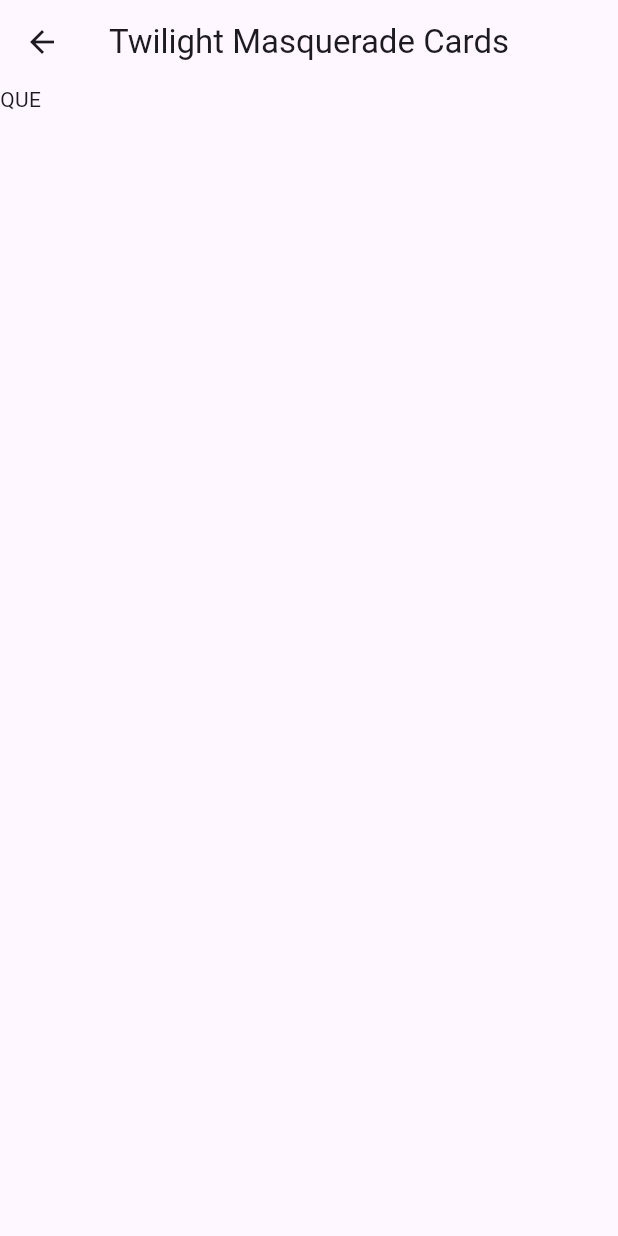
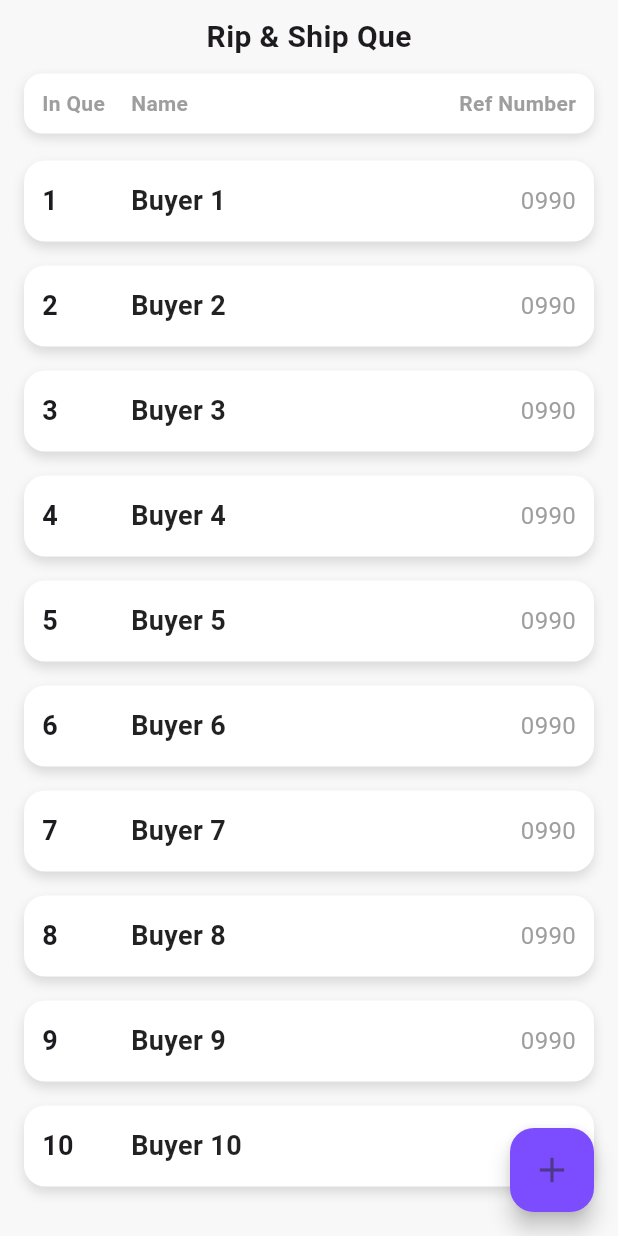
Before and after one commit to bloodaste/HIT-RATES-MONITORING, a Flutter app: the Que screen opened directly, on a phone screen of 412 x 824 dp. Run offline on Flutter 3.47's test engine with Material 3 defaults, Android fonts, the phone set to English and light mode, and no system bars; our stand-ins replace cloud_firestore, firebase_core, flutter_riverpod, riverpod_annotation; accounts and stored records are empty; generated files the repository leaves out were written again; network calls fail.

Commit message:
adding queing ui

```diff
--- a/hitrate_app/lib/pages/que.dart
+++ b/hitrate_app/lib/pages/que.dart
@@ -1,20 +1,169 @@
 import 'package:flutter/material.dart';
 import 'package:flutter_riverpod/flutter_riverpod.dart';
-import 'package:hitrate_app/provider/outsources.dart';
 
 class Que extends ConsumerWidget {
   const Que({super.key});
 
   @override
   Widget build(BuildContext context, WidgetRef ref) {
-    // 🧪 Hardcode Twilight Masquerade set ID for testing
+    return Scaffold(
+      backgroundColor: const Color(0xffF8F8F8),
+      body: Column(
+        children: [
+          SizedBox(
+            height: 10,
+          ),
+          Text(
+            'Rip & Ship Que',
+            style: TextStyle(
+              fontWeight: FontWeight.bold,
+              fontSize: 20,
+            ),
+          ),
+          SizedBox(
+            height: 10,
+          ),
+          Padding(
+            padding: const EdgeInsets.symmetric(horizontal: 16.0),
+            child: Container(
+              padding: const EdgeInsets.symmetric(vertical: 10, horizontal: 12),
+              decoration: BoxDecoration(
+                color: Colors.white,
+                borderRadius: BorderRadius.circular(12),
+                boxShadow: [
+                  BoxShadow(
+                    color: Colors.black12,
+                    blurRadius: 6,
+                    offset: const Offset(0, 3),
+                  ),
+                ],
+              ),
+              child: const Row(
+                children: [
+                  Expanded(
+                    flex: 1,
+                    child: Text(
+                      'In Que',
+                      style: TextStyle(
+                        fontWeight: FontWeight.bold,
+                        color: Colors.grey,
+                      ),
+                    ),
+                  ),
+                  Expanded(
+                    flex: 3,
+                    child: Text(
+                      'Name',
+                      style: TextStyle(
+                        fontWeight: FontWeight.bold,
+                        color: Colors.grey,
+                      ),
+                    ),
+                  ),
+                  Expanded(
+                    flex: 2,
+                    child: Align(
+                      alignment: Alignment.centerRight,
+                      child: Text(
+                        'Ref Number',
+                        style: TextStyle(
+                          fontWeight: FontWeight.bold,
+                          color: Colors.grey,
+                        ),
+                      ),
+                    ),
+                  ),
+                ],
+              ),
+            ),
+          ),
+          const SizedBox(height: 10),
+          Expanded(
+            child: ListView.builder(
+              padding: const EdgeInsets.symmetric(horizontal: 16.0),
+              itemCount: 10,
+              itemBuilder: (BuildContext context, int index) {
+                return Container(
+                  margin: const EdgeInsets.symmetric(vertical: 8),
+                  decoration: BoxDecoration(
+                    color: Colors.white,
+                    borderRadius: BorderRadius.circular(14),
+                    boxShadow: [
+                      BoxShadow(
+                        color: Colors.black12,
+                        blurRadius: 6,
+                        offset: const Offset(0, 4),
+                      ),
+                    ],
+                  ),
+                  child: InkWell(
+                    borderRadius: BorderRadius.circular(14),
+                    onTap: () {
+                      ScaffoldMessenger.of(context).showSnackBar(
+                        SnackBar(
+                          content: Text('Tapped on Buyer ${index + 1}'),
+                          duration: const Duration(seconds: 1),
+                        ),
+                      );
+                    },
+                    child: Padding(
+                      padding: const EdgeInsets.symmetric(
+                        horizontal: 12,
+                        vertical: 14,
+                      ),
+                      child: Row(
+                        children: [
+                          Expanded(
+                            flex: 1,
+                            child: Text(
+                              '${index + 1}',
+                              style: const TextStyle(
+                                fontSize: 18,
+                                fontWeight: FontWeight.w600,
+                              ),
+                            ),
+                          ),
+                          Expanded(
+                            flex: 3,
+                            child: Text(
+                              'Buyer ${index + 1}',
+                              style: const TextStyle(
+                                fontSize: 18,
+                                fontWeight: FontWeight.w600,
+                                color: Colors.black87,
+                              ),
+                            ),
+                          ),
+                          Expanded(
+                            flex: 2,
+                            child: Align(
+                              alignment: Alignment.centerRight,
+                              child: Text(
+                                '0990',
+                                style: const TextStyle(
+                                  fontSize: 16,
+                                  color: Colors.grey,
+                                ),
+                              ),
+                            ),
+                          ),
+                        ],
+                      ),
+                    ),
+                  ),
+                );
+              },
+            ),
+          ),
+        ],
+      ),
 
-    return Scaffold(
-      appBar: AppBar(
-        title: const Text("Twilight Masquerade Cards"),
-        centerTitle: true,
+      // ===== FLOATING BUTTON =====
+      floatingActionButton: FloatingActionButton(
+        onPressed: () {},
+        backgroundColor: Colors.deepPurpleAccent,
+        child: const Icon(Icons.add, size: 28),
       ),
-      body: Text('QUE'),
     );
   }
 }
```
